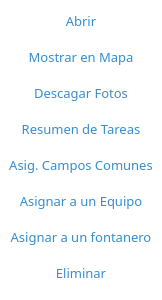
This is rightclickmenu.ui in lreyesm/MiRutaDesktop as Qt 5 draws it before an edit. The edited form follows.
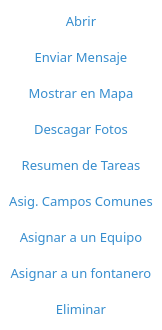
This is the edited form.

```diff
--- a/rightclickmenu.ui
+++ b/rightclickmenu.ui
@@ -7,19 +7,19 @@
     <x>0</x>
     <y>0</y>
     <width>162</width>
-    <height>300</height>
+    <height>330</height>
    </rect>
   </property>
   <property name="minimumSize">
    <size>
     <width>162</width>
-    <height>300</height>
+    <height>330</height>
    </size>
   </property>
   <property name="maximumSize">
    <size>
     <width>162</width>
-    <height>300</height>
+    <height>330</height>
    </size>
   </property>
   <property name="palette">
@@ -226,6 +226,43 @@
      </property>
     </widget>
    </item>
+   <item>
+    <widget class="QPushButton" name="pb_send_message">
+     <property name="minimumSize">
+      <size>
+       <width>0</width>
+       <height>30</height>
+      </size>
+     </property>
+     <property name="font">
+      <font>
+       <family>Segoe UI Semilight</family>
+       <pointsize>10</pointsize>
+       <weight>50</weight>
+       <italic>false</italic>
+       <bold>false</bold>
+      </font>
+     </property>
+     <property name="toolTip">
+      <string>&lt;html&gt;&lt;head/&gt;&lt;body&gt;&lt;p&gt;Mostrar fila o filas seleccionadas en Mapa&lt;/p&gt;&lt;/body&gt;&lt;/html&gt;</string>
+     </property>
+     <property name="styleSheet">
+      <string notr="true">QPushButton{
+	border-radius: 3px;
+	color: rgb(54, 141, 206);
+}
+QPushButton:hover:!pressed{
+	  background-color: #EEEEEE; 
+}</string>
+     </property>
+     <property name="text">
+      <string>Enviar Mensaje</string>
+     </property>
+     <property name="flat">
+      <bool>true</bool>
+     </property>
+    </widget>
+   </item>
    <item>
     <widget class="QPushButton" name="pb_mostrar_en_mapa">
      <property name="minimumSize">
```
